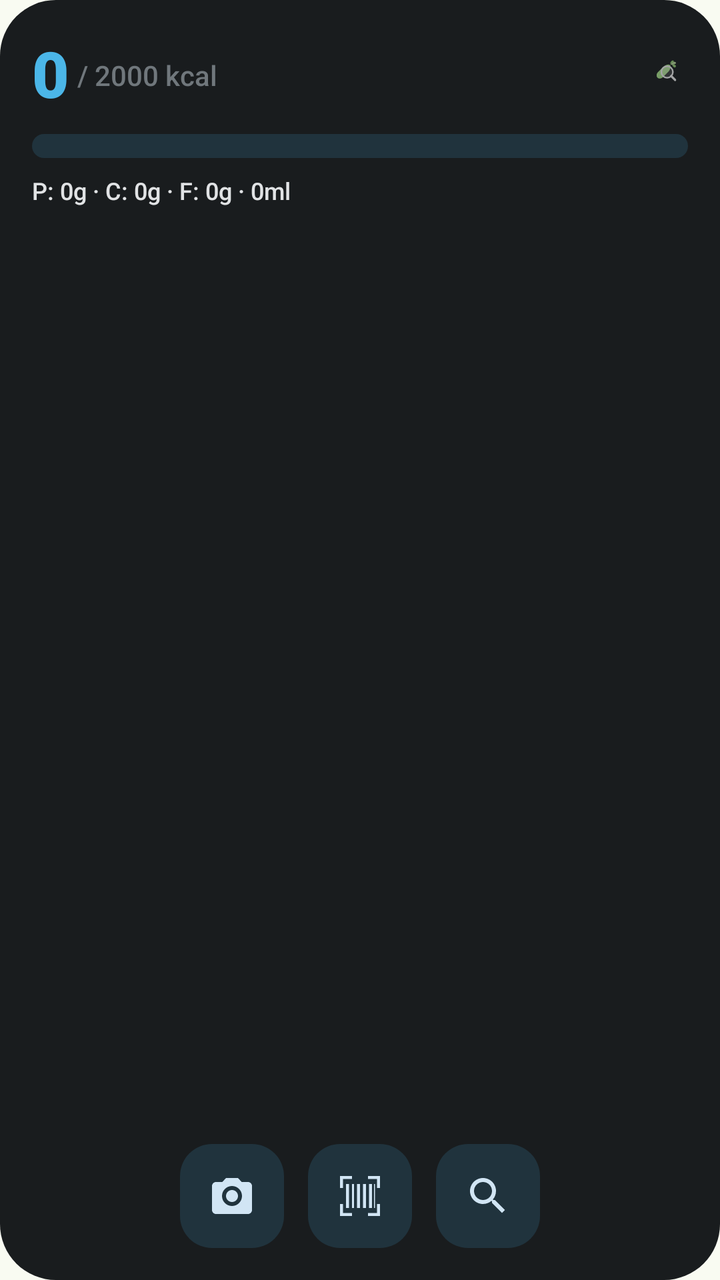
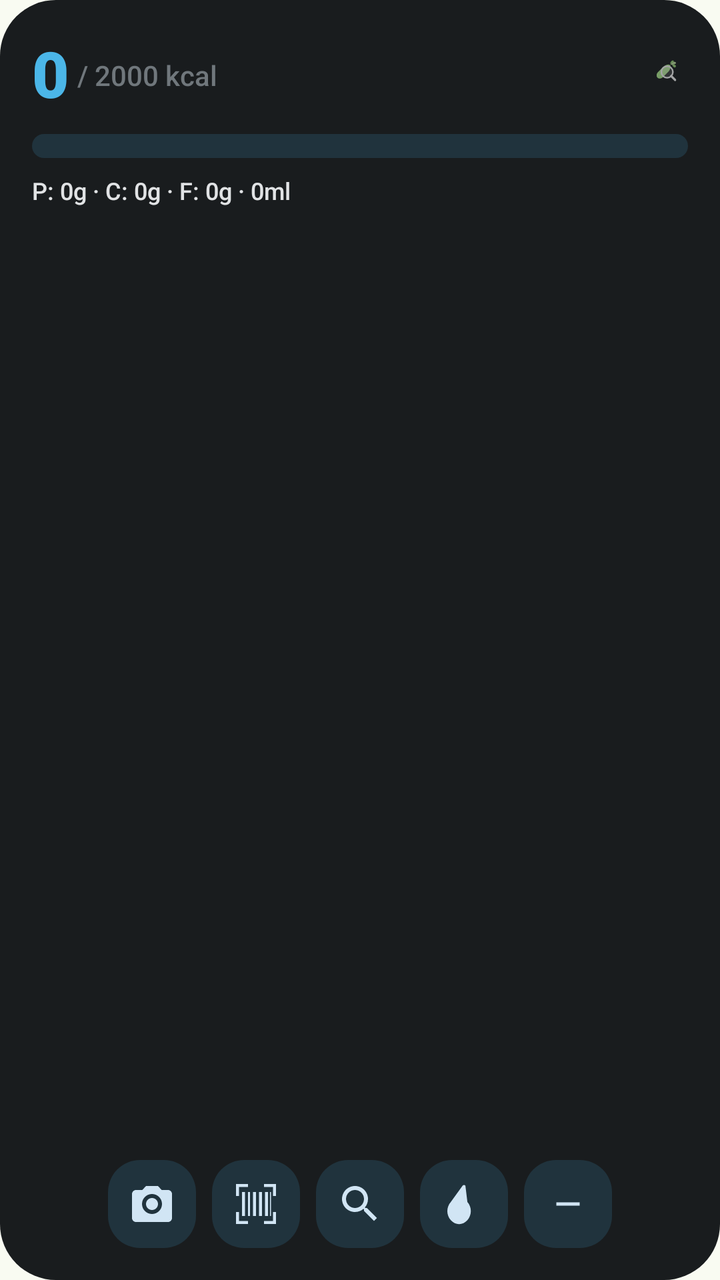

An Android layout rendered at two revisions. The XML below is the earlier revision; the diff shows what the commit changed to produce the second picture.
<!-- AndroidManifest.xml: application theme Theme.ScaScan -->
<!-- res/layout/widget_summary.xml -->
<?xml version="1.0" encoding="utf-8"?>
<RelativeLayout xmlns:android="http://schemas.android.com/apk/res/android"
    android:id="@+id/widget_root"
    android:layout_width="match_parent"
    android:layout_height="match_parent"
    android:background="@drawable/widget_background"
    android:padding="16dp">

    
    <LinearLayout
        android:id="@+id/layout_header"
        android:layout_width="wrap_content"
        android:layout_height="wrap_content"
        android:orientation="horizontal"
        android:gravity="bottom">

        <TextView
            android:id="@+id/tv_widget_consumed"
            android:layout_width="wrap_content"
            android:layout_height="wrap_content"
            android:text="0"
            android:textColor="@color/widget_primary"
            android:textSize="32sp"
            android:textStyle="bold"
            android:fontFamily="sans-serif-black" />

        <TextView
            android:id="@+id/tv_widget_target"
            android:layout_width="wrap_content"
            android:layout_height="wrap_content"
            android:layout_marginStart="4dp"
            android:layout_marginBottom="6dp"
            android:text="/ 2000 kcal"
            android:textColor="@color/widget_outline"
            android:textSize="14sp"
            android:fontFamily="sans-serif-medium" />
    </LinearLayout>

    <ImageView
        android:layout_width="24dp"
        android:layout_height="24dp"
        android:layout_alignParentEnd="true"
        android:layout_alignTop="@id/layout_header"
        android:layout_marginTop="8dp"
        android:src="@drawable/ic_launcher_foreground"
        android:alpha="0.6"
        android:contentDescription="ScaScan" />

    
    <ProgressBar
        android:id="@+id/progress_widget_calories"
        style="@android:style/Widget.ProgressBar.Horizontal"
        android:layout_width="match_parent"
        android:layout_height="12dp"
        android:layout_below="@id/layout_header"
        android:layout_marginTop="8dp"
        android:progress="0"
        android:progressDrawable="@drawable/widget_progress_bar" />

    
    <TextView
        android:id="@+id/tv_widget_macros"
        android:layout_width="match_parent"
        android:layout_height="wrap_content"
        android:layout_below="@id/progress_widget_calories"
        android:layout_marginTop="8dp"
        android:text="P: 0g · C: 0g · F: 0g · 0ml"
        android:textColor="@color/widget_on_background"
        android:textSize="12sp"
        android:fontFamily="sans-serif-medium" />

    
    <LinearLayout
        android:layout_width="match_parent"
        android:layout_height="wrap_content"
        android:layout_alignParentBottom="true"
        android:orientation="horizontal"
        android:gravity="center">

        <ImageButton
            android:id="@+id/btn_widget_scan"
            android:layout_width="52dp"
            android:layout_height="52dp"
            android:layout_marginEnd="12dp"
            android:background="@drawable/widget_button_background"
            android:src="@drawable/ic_camera"
            android:tint="@color/widget_on_secondary_container"
            android:contentDescription="@string/label_camera" />

        <ImageButton
            android:id="@+id/btn_widget_barcode"
            android:layout_width="52dp"
            android:layout_height="52dp"
            android:layout_marginEnd="12dp"
            android:background="@drawable/widget_button_background"
            android:src="@drawable/ic_barcode"
            android:tint="@color/widget_on_secondary_container"
            android:contentDescription="@string/label_barcode_scan" />

        <ImageButton
            android:id="@+id/btn_widget_search"
            android:layout_width="52dp"
            android:layout_height="52dp"
            android:background="@drawable/widget_button_background"
            android:src="@drawable/ic_search"
            android:tint="@color/widget_on_secondary_container"
            android:contentDescription="@string/label_search" />
    </LinearLayout>

</RelativeLayout>
<!-- resources referenced by this layout -->
<resources>
  <color name="widget_on_background">#E6E1E5</color>
  <color name="widget_on_secondary_container">#E6E1E5</color>
  <color name="widget_outline">#938F99</color>
  <color name="widget_primary">#D0BCFF</color>
  <!-- drawable widget_background (drawable) -->
  <?xml version="1.0" encoding="utf-8"?>
  <shape xmlns:android="http://schemas.android.com/apk/res/android">
      <solid android:color="@color/widget_background" />
      <corners android:radius="28dp" />
  </shape>
  <!-- drawable widget_button_background (drawable) -->
  <?xml version="1.0" encoding="utf-8"?>
  <shape xmlns:android="http://schemas.android.com/apk/res/android">
      <solid android:color="@color/widget_secondary_container" />
      <corners android:radius="16dp" />
  </shape>
  <string name="label_barcode_scan">Scan Barcode</string>
  <string name="label_camera">Take Photo</string>
  <string name="label_search">Search Food</string>
  <color name="widget_background">#1C1B1F</color>
  <color name="widget_secondary_container">#49454F</color>
  <color name="colorPrimary">#386A20</color>
  <color name="colorOnPrimary">#FFFFFF</color>
  <color name="colorBackground">#F9FBF2</color>
  <style name="ShapeAppearance.App.Pill" parent="">
          <item name="cornerFamily">rounded</item>
          <item name="cornerSize">50%</item>
      </style>
  <style name="ShapeAppearance.App.LargeRounded" parent="">
          <item name="cornerFamily">rounded</item>
          <item name="cornerSize">28dp</item>
      </style>
  <style name="Widget.App.Button" parent="Widget.Material3.Button">
          <item name="shapeAppearance">@style/ShapeAppearance.App.Pill</item>
          <item name="android:paddingStart">24dp</item>
          <item name="android:paddingEnd">24dp</item>
      </style>
  <style name="Widget.App.Button.Outlined" parent="Widget.Material3.Button.OutlinedButton">
          <item name="shapeAppearance">@style/ShapeAppearance.App.Pill</item>
          <item name="android:paddingStart">24dp</item>
          <item name="android:paddingEnd">24dp</item>
      </style>
  <style name="Widget.App.FloatingActionButton" parent="Widget.Material3.FloatingActionButton.Large.Primary">
          <item name="shapeAppearance">@style/ShapeAppearance.App.Pill</item>
      </style>
  <style name="Widget.App.ExtendedFab" parent="Widget.Material3.ExtendedFloatingActionButton.Primary">
          <item name="shapeAppearance">@style/ShapeAppearance.App.Pill</item>
      </style>
  <style name="Widget.App.Card" parent="Widget.Material3.CardView.Filled">
          <item name="shapeAppearance">@style/ShapeAppearance.App.LargeRounded</item>
          <item name="cardElevation">0dp</item>
          <item name="strokeWidth">0dp</item>
      </style>
  <!-- unchanged entries left out for length: 6 -->
</resources>

<!-- the commit's change to res/layout/widget_summary.xml (unified diff, before → after) -->
@@ -79,9 +79,9 @@
 
         <ImageButton
             android:id="@+id/btn_widget_scan"
-            android:layout_width="52dp"
-            android:layout_height="52dp"
-            android:layout_marginEnd="12dp"
+            android:layout_width="44dp"
+            android:layout_height="44dp"
+            android:layout_marginEnd="8dp"
             android:background="@drawable/widget_button_background"
             android:src="@drawable/ic_camera"
             android:tint="@color/widget_on_secondary_container"
@@ -89,9 +89,9 @@
 
         <ImageButton
             android:id="@+id/btn_widget_barcode"
-            android:layout_width="52dp"
-            android:layout_height="52dp"
-            android:layout_marginEnd="12dp"
+            android:layout_width="44dp"
+            android:layout_height="44dp"
+            android:layout_marginEnd="8dp"
             android:background="@drawable/widget_button_background"
             android:src="@drawable/ic_barcode"
             android:tint="@color/widget_on_secondary_container"
@@ -99,12 +99,36 @@
 
         <ImageButton
             android:id="@+id/btn_widget_search"
-            android:layout_width="52dp"
-            android:layout_height="52dp"
+            android:layout_width="44dp"
+            android:layout_height="44dp"
+            android:layout_marginEnd="8dp"
             android:background="@drawable/widget_button_background"
             android:src="@drawable/ic_search"
             android:tint="@color/widget_on_secondary_container"
             android:contentDescription="@string/label_search" />
+
+        <ImageButton
+            android:id="@+id/btn_widget_water"
+            android:layout_width="44dp"
+            android:layout_height="44dp"
+            android:layout_marginEnd="8dp"
+            android:background="@drawable/widget_button_background"
+            android:src="@drawable/ic_water"
+            android:padding="10dp"
+            android:scaleType="fitCenter"
+            android:tint="@color/widget_on_secondary_container"
+            android:contentDescription="@string/log_water_label" />
+
+        <ImageButton
+            android:id="@+id/btn_widget_undo_water"
+            android:layout_width="44dp"
+            android:layout_height="44dp"
+            android:background="@drawable/widget_button_background"
+            android:src="@drawable/ic_remove"
+            android:padding="12dp"
+            android:scaleType="fitCenter"
+            android:tint="@color/widget_on_secondary_container"
+            android:contentDescription="@string/log_water_undo" />
     </LinearLayout>
 
 </RelativeLayout>
<!-- resource entries referenced after the edit -->
@@ -4,6 +4,27 @@
   <color name="widget_on_secondary_container">#E6E1E5</color>
   <color name="widget_outline">#938F99</color>
   <color name="widget_primary">#D0BCFF</color>
+  <!-- drawable ic_remove (drawable) -->
+  <vector xmlns:android="http://schemas.android.com/apk/res/android"
+      android:width="24dp"
+      android:height="24dp"
+      android:viewportWidth="24"
+      android:viewportHeight="24"
+      android:tint="?attr/colorControlNormal">
+    <path
+        android:fillColor="@android:color/white"
+        android:pathData="M19,13H5v-2h14V13z"/>
+  </vector>
+  <!-- drawable ic_water (drawable) -->
+  <vector xmlns:android="http://schemas.android.com/apk/res/android"
+      android:width="24dp"
+      android:height="24dp"
+      android:viewportWidth="24"
+      android:viewportHeight="24">
+      <path
+          android:fillColor="@android:color/white"
+          android:pathData="M12,2.5c-0.2,0 -0.5,0.1 -0.7,0.3L5.4,11c-2.3,2.6 -2.3,6.5 0,9.1s6,2.6 8.3,0 2.3,-6.5 0,-9.1L12.7,2.8C12.5,2.6 12.2,2.5 12,2.5z"/>
+  </vector>
   <!-- drawable widget_background (drawable) -->
   <?xml version="1.0" encoding="utf-8"?>
   <shape xmlns:android="http://schemas.android.com/apk/res/android">
@@ -19,6 +40,8 @@
   <string name="label_barcode_scan">Scan Barcode</string>
   <string name="label_camera">Take Photo</string>
   <string name="label_search">Search Food</string>
+  <string name="log_water_label">Water today</string>
+  <string name="log_water_undo">Undo last entry</string>
   <color name="widget_background">#1C1B1F</color>
   <color name="widget_secondary_container">#49454F</color>
   <color name="colorPrimary">#386A20</color>
